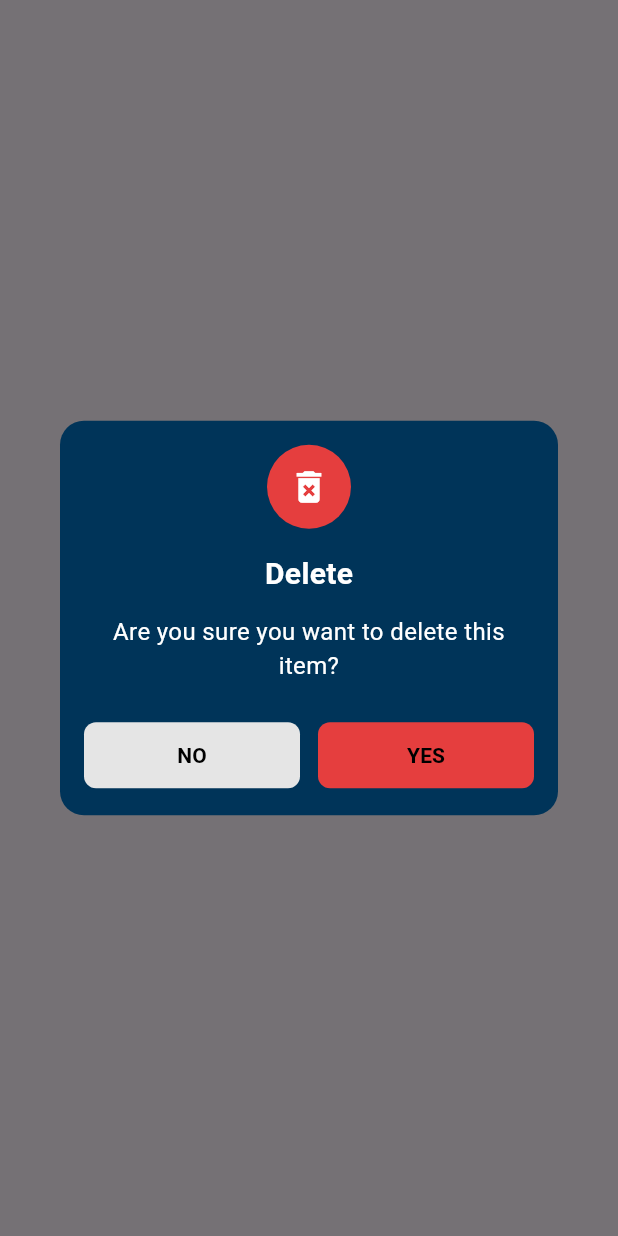
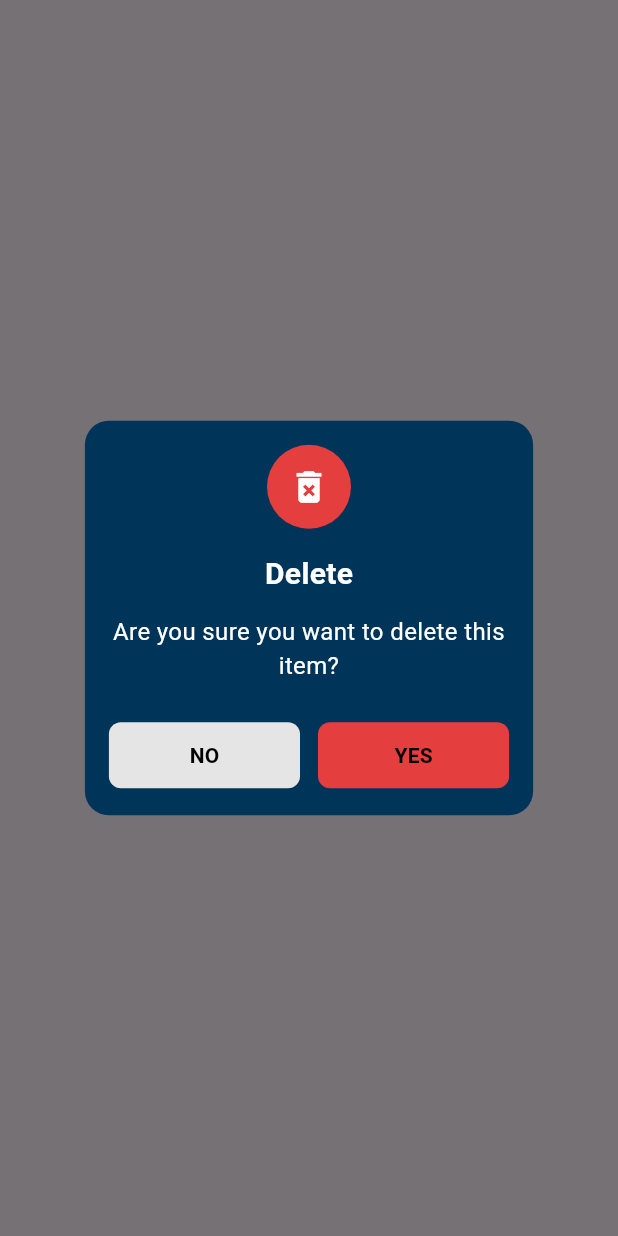
Before and after one commit to Ashfaqibnuajmal/food_delivery_admin_web, a Flutter app: what customDeleteDialog() shows on an empty page, opened directly with empty values, on a phone screen of 412 x 824 dp. Run offline on Flutter 3.47's test engine with Material 3 defaults, Android fonts, the phone set to English and light mode, and no system bars; our stand-ins replace cloud_firestore, easy_sidemenu, firebase_core, image_picker, shimmer, speech_to_text; accounts and stored records are empty.

Commit message:
place older and dilog done

```diff
--- a/lib/core/widgets/confiorm_dilog.dart
+++ /dev/null
@@ -1,95 +0,0 @@
-import 'package:flutter/material.dart';
-import 'package:user_app/core/theme/textstyle.dart';
-import 'package:user_app/core/theme/web_color.dart';
-
-customDeleteDialog(BuildContext context, VoidCallback? onPress) {
-  return showDialog(
-    context: context,
-    builder: (BuildContext context) {
-      return Dialog(
-        backgroundColor: AppColors.deepBlue,
-        shape: RoundedRectangleBorder(borderRadius: BorderRadius.circular(16)),
-        child: Padding(
-          padding: const EdgeInsets.all(16),
-          child: Column(
-            mainAxisSize: MainAxisSize.min,
-            children: [
-              // 🔴 Delete Icon
-              Container(
-                width: 56,
-                height: 56,
-                decoration: const BoxDecoration(
-                  color: AppColors.errorRed,
-                  shape: BoxShape.circle,
-                ),
-                child: const Icon(
-                  Icons.delete_forever,
-                  color: AppColors.pureWhite,
-                  size: 28,
-                ),
-              ),
-
-              const SizedBox(height: 16),
-
-              // 📝 Title
-              const Text('Delete', style: CustomTextStyles.deleteTitle),
-
-              const SizedBox(height: 12),
-
-              // ⚠️ Message
-              const Text(
-                'Are you sure you want to delete this item?',
-                style: CustomTextStyles.deleteMessage,
-                textAlign: TextAlign.center,
-              ),
-
-              const SizedBox(height: 24),
-
-              // ✅ Buttons
-              Row(
-                children: [
-                  // ❌ NO button
-                  Expanded(
-                    child: TextButton(
-                      onPressed: () {
-                        Navigator.pop(context);
-                      },
-                      style: TextButton.styleFrom(
-                        backgroundColor: AppColors.lightGrey,
-                        foregroundColor: AppColors.pureWhite,
-                        padding: const EdgeInsets.symmetric(vertical: 12),
-                        shape: RoundedRectangleBorder(
-                          borderRadius: BorderRadius.circular(8),
-                        ),
-                      ),
-                      child: const Text('NO', style: CustomTextStyles.yesORno),
-                    ),
-                  ),
-
-                  const SizedBox(width: 12),
-
-                  // ✅ YES button
-                  Expanded(
-                    child: ElevatedButton(
-                      onPressed: onPress,
-                      style: ElevatedButton.styleFrom(
-                        backgroundColor: AppColors.errorRed,
-                        foregroundColor: AppColors.pureWhite,
-                        padding: const EdgeInsets.symmetric(vertical: 12),
-                        shape: RoundedRectangleBorder(
-                          borderRadius: BorderRadius.circular(8),
-                        ),
-                        elevation: 0,
-                      ),
-                      child: const Text('YES', style: CustomTextStyles.yesORno),
-                    ),
-                  ),
-                ],
-              ),
-            ],
-          ),
-        ),
-      );
-    },
-  );
-}
--- /dev/null
+++ b/lib/core/widgets/delete_dilog.dart
@@ -0,0 +1,110 @@
+import 'package:flutter/material.dart';
+import 'package:user_app/core/theme/textstyle.dart';
+import 'package:user_app/core/theme/web_color.dart';
+
+customDeleteDialog(BuildContext context, VoidCallback? onPress) {
+  return showDialog(
+    context: context,
+    builder: (BuildContext context) {
+      return Dialog(
+        backgroundColor: AppColors.deepBlue,
+        shape: RoundedRectangleBorder(borderRadius: BorderRadius.circular(16)),
+        child: LayoutBuilder(
+          builder: (context, constraints) {
+            double maxWidth = constraints.maxWidth > 400
+                ? 550
+                : constraints.maxWidth * 0.9;
+
+            return Container(
+              width: maxWidth,
+              padding: const EdgeInsets.all(16),
+              child: Column(
+                mainAxisSize: MainAxisSize.min,
+                children: [
+                  // 🔴 Delete Icon
+                  Container(
+                    width: 56,
+                    height: 56,
+                    decoration: const BoxDecoration(
+                      color: AppColors.errorRed,
+                      shape: BoxShape.circle,
+                    ),
+                    child: const Icon(
+                      Icons.delete_forever,
+                      color: AppColors.pureWhite,
+                      size: 28,
+                    ),
+                  ),
+
+                  const SizedBox(height: 16),
+
+                  // 📝 Title
+                  const Text('Delete', style: CustomTextStyles.deleteTitle),
+
+                  const SizedBox(height: 12),
+
+                  // ⚠️ Message
+                  const Text(
+                    'Are you sure you want to delete this item?',
+                    style: CustomTextStyles.deleteMessage,
+                    textAlign: TextAlign.center,
+                  ),
+
+                  const SizedBox(height: 24),
+
+                  // ✅ Buttons
+                  Row(
+                    children: [
+                      // ❌ NO button
+                      Expanded(
+                        child: TextButton(
+                          onPressed: () {
+                            Navigator.pop(context);
+                          },
+                          style: TextButton.styleFrom(
+                            backgroundColor: AppColors.lightGrey,
+                            foregroundColor: AppColors.pureWhite,
+                            padding: const EdgeInsets.symmetric(vertical: 12),
+                            shape: RoundedRectangleBorder(
+                              borderRadius: BorderRadius.circular(8),
+                            ),
+                          ),
+                          child: const Text(
+                            'NO',
+                            style: CustomTextStyles.yesORno,
+                          ),
+                        ),
+                      ),
+
+                      const SizedBox(width: 12),
+
+                      // ✅ YES button
+                      Expanded(
+                        child: ElevatedButton(
+                          onPressed: onPress,
+                          style: ElevatedButton.styleFrom(
+                            backgroundColor: AppColors.errorRed,
+                            foregroundColor: AppColors.pureWhite,
+                            padding: const EdgeInsets.symmetric(vertical: 12),
+                            shape: RoundedRectangleBorder(
+                              borderRadius: BorderRadius.circular(8),
+                            ),
+                            elevation: 0,
+                          ),
+                          child: const Text(
+                            'YES',
+                            style: CustomTextStyles.yesORno,
+                          ),
+                        ),
+                      ),
+                    ],
+                  ),
+                ],
+              ),
+            );
+          },
+        ),
+      );
+    },
+  );
+}
--- a/lib/features/auth/widgets/custom_textformfiled.dart
+++ b/lib/features/auth/widgets/custom_textformfiled.dart
@@ -1,7 +1,7 @@
 import 'package:flutter/material.dart';
 
 class LoginTextField extends StatelessWidget {
-  final String;
+  final String hintText;
   final IconData icon;
   final TextEditingController controller;
   final bool obscureText;
--- a/lib/features/expances/presentation/widgets/expance_table.dart
+++ b/lib/features/expances/presentation/widgets/expance_table.dart
@@ -1,6 +1,6 @@
 import 'package:flutter/material.dart';
 import 'package:user_app/core/theme/web_color.dart';
-import 'package:user_app/core/widgets/confiorm_dilog.dart';
+import 'package:user_app/core/widgets/delete_dilog.dart';
 import 'package:user_app/features/expances/data/models/expance_model.dart';
 import 'package:user_app/features/expances/data/services/expance_services.dart';
 import 'package:user_app/features/expances/presentation/widgets/expance_edit_dilog.dart';
--- a/pubspec.yaml
+++ b/pubspec.yaml
@@ -21,6 +21,7 @@ dependencies:
   uuid: ^4.5.2
   intl: ^0.20.2
   provider: ^6.1.5+1
+  shimmer: ^3.0.0
 
 dev_dependencies:
   flutter_test:
```
Also changed, not shown: lib/core/widgets/network_image_placeolder.dart (added, +102 -0 lines), lib/features/categories/presentation/widget/category_body.dart (+15 -12 lines), lib/features/due payment/presentation/widget/due_details_screen/due_details_table_row.dart (+19 -6 lines), lib/features/due payment/presentation/widget/due_payment_screen/due_payment_table.dart (+8 -3 lines), lib/features/foods/presentation/widgets/food_item_table_row.dart (+15 -8 lines), pubspec.lock.
